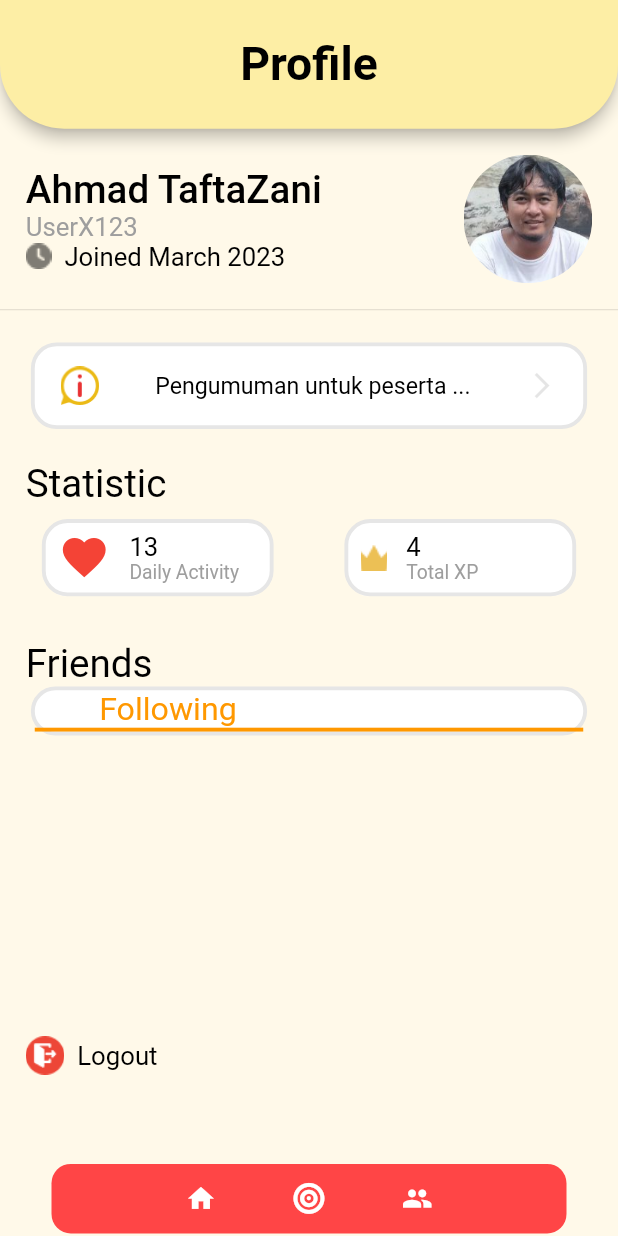
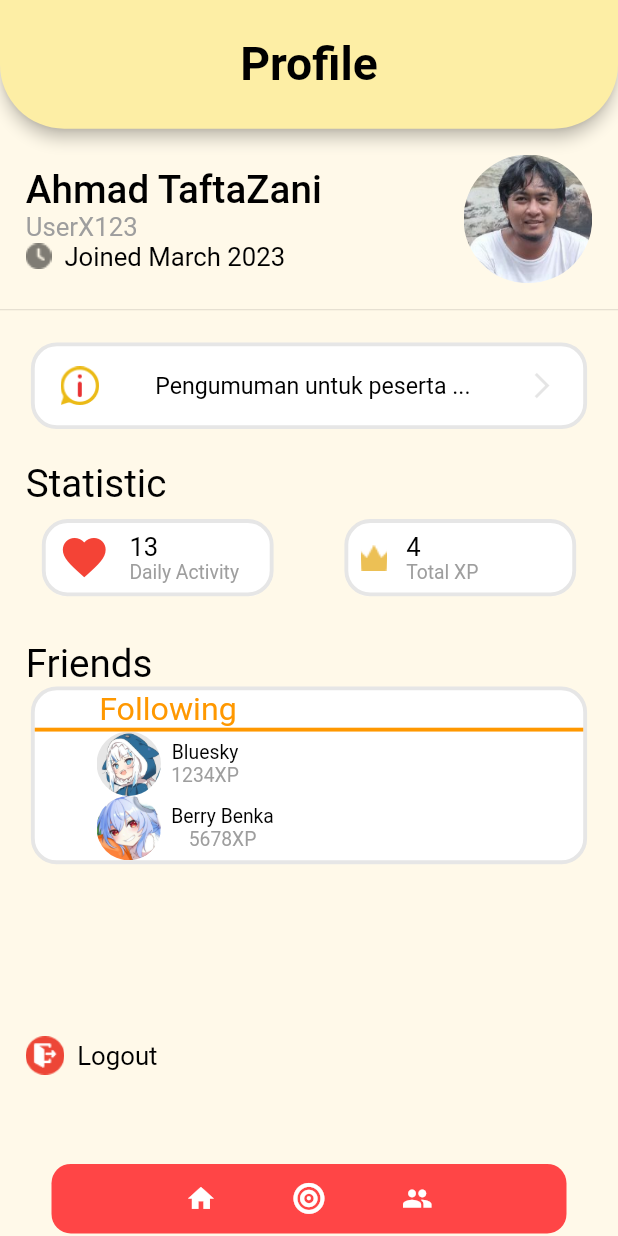
Before and after one commit to fleetimee/kurikara-divincarnate, a Flutter app: the ProfilePage screen opened by its route, on a phone screen of 412 x 824 dp. Run offline on Flutter 3.47's test engine with Material 2 defaults, Android fonts, the phone set to English and light mode, and no system bars; drawn by our look-alikes of dot_navigation_bar; our stand-ins replace flex_color_scheme, flutter_animate, flutter_form_builder, font_awesome_flutter, form_builder_validators, google_fonts and 2 more.

Commit message:
fix error after merging

```diff
--- a/lib/data/profile_followers.dart
+++ b/lib/data/profile_followers.dart
@@ -14,11 +14,11 @@ final List<FollowersData> followersData = [
   FollowersData(
     nameFollower: 'Bluesky',
     pointFollower: '1234',
-    imageUrl: 'assets/images/reporting1.png',
+    imageUrl: 'assets/images/gura.jpg',
   ),
   FollowersData(
     nameFollower: 'Berry Benka',
     pointFollower: '5678',
-    imageUrl: 'assets/images/reporting1.png',
+    imageUrl: 'assets/images/pekora.jpg',
   ),
 ];
--- a/lib/screen/profile/profile_ui.dart
+++ b/lib/screen/profile/profile_ui.dart
@@ -1,6 +1,7 @@
 import 'package:flutter/material.dart';
 import 'package:huixinapp/app/const/color.dart';
 
+import '../../data/active_students.dart';
 import '../../data/profile_followers.dart';
 import '../../widget/AppBar/appbar_style.dart';
 import '../../widget/navigator_style.dart';
@@ -123,7 +124,6 @@ class ProfilePage extends StatelessWidget {
 
   Widget information(BuildContext context) {
     return SizedBox(
-
       width: MediaQuery.of(context).size.width * 0.9,
       height: MediaQuery.of(context).size.height * 0.07,
       child: Container(
@@ -134,7 +134,6 @@ class ProfilePage extends StatelessWidget {
           border: Border.all(
             color: AppColors.borderform,
             width: 3,
-
           ),
         ),
         child: GestureDetector(
@@ -257,50 +256,6 @@ class ProfilePage extends StatelessWidget {
     );
   }
 
-  // Widget friend() {
-  //   return Column(
-  //     children: [
-  //       Container(
-  //         padding: const EdgeInsets.only(left: 20),
-  //         child: const Text(
-  //           'Friends',
-  //           style: TextStyle(fontSize: 30, color: Colors.black),
-  //         ),
-  //       ),
-  //       Container(
-  //         padding: const EdgeInsets.all(10),
-  //         child: Column(
-  //           children: [
-  //             Container(
-  //               // alignment: Alignment.center,
-  //               padding: const EdgeInsets.only(left: 50, top: 10, bottom: 10),
-  //               width: 350,
-  //               decoration: const BoxDecoration(
-  //                 color: Colors.white,
-  //                 borderRadius: BorderRadius.only(
-  //                   topLeft: Radius.circular(20),
-  //                   topRight: Radius.circular(20),
-  //                 ),
-  //               ),
-  //               child: const Text(
-  //                 'Follower',
-  //                 textAlign: TextAlign.start,
-  //                 style: TextStyle(fontSize: 25, color: Colors.orange),
-  //               ),
-  //             ),
-  //             ListView.builder(
-  //               itemCount: 1,
-  //               itemBuilder: (BuildContext context, int index) {
-  //                 return;
-  //               },
-  //             ),
-  //           ],
-  //         ),
-  //       )
-  //     ],
-  //   );
-  // }
-
   Widget friend(BuildContext context) {
     return Container(
       width: MediaQuery.of(context).size.width * 0.9,
@@ -317,14 +272,8 @@ class ProfilePage extends StatelessWidget {
           Container(
             width: MediaQuery.of(context).size.width * 0.9,
             padding: const EdgeInsets.only(left: 50),
-
-            child: Text(
-              'Following',
-              style: TextStyle(fontSize: 25, color: Colors.orange),
-            ),
             decoration: BoxDecoration(
               border: const Border(
-
                 bottom: BorderSide(
                   color: Colors.orange,
                   width: 3,
@@ -332,9 +281,14 @@ class ProfilePage extends StatelessWidget {
                 ),
               ),
             ),
+            child: Text(
+              'Following',
+              style: TextStyle(fontSize: 25, color: Colors.orange),
+            ),
             // child: const Text('Following',
             //     style: TextStyle(fontSize: 25, color: Colors.orange)),
           ),
+          listfriend(),
 
           // SizedBox(
           //   child: ListView.separated(
@@ -383,8 +337,57 @@ class ProfilePage extends StatelessWidget {
           //     },
           //   ),
           // ),
+        ],
+      ),
+    );
+  }
 
-        ],
+  Widget listfriend() {
+    return SizedBox(
+      width: 330,
+      height: 100,
+      child: ListView.separated(
+        separatorBuilder: (context, index) => const SizedBox(width: 8),
+        itemCount: studentsData.length,
+        scrollDirection: Axis.vertical,
+        itemBuilder: (context, index) {
+          return Row(
+            children: [
+              Container(
+                width: 50,
+                height: 50,
+                decoration: BoxDecoration(
+                  shape: BoxShape.circle,
+                  image: DecorationImage(
+                    image: AssetImage(followersData[index].imageUrl),
+                    fit: BoxFit.cover,
+                  ),
+                ),
+              ),
+              const SizedBox(width: 8),
+              Column(
+                mainAxisAlignment: MainAxisAlignment.spaceBetween,
+                crossAxisAlignment: CrossAxisAlignment.center,
+                children: [
+                  Text(
+                    followersData[index].nameFollower,
+                    style: const TextStyle(
+                      fontSize: 15,
+                      color: Colors.black,
+                    ),
+                  ),
+                  Text(
+                    '${followersData[index].pointFollower}XP',
+                    style: const TextStyle(
+                      fontSize: 15,
+                      color: Colors.grey,
+                    ),
+                  ),
+                ],
+              ),
+            ],
+          );
+        },
       ),
     );
   }
```
